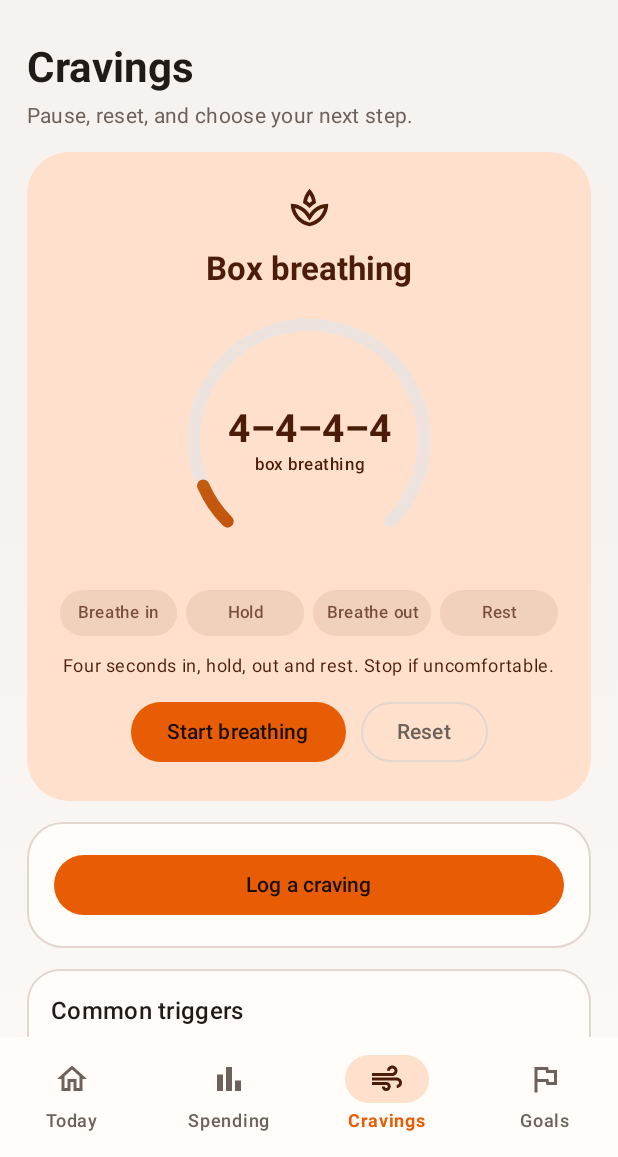
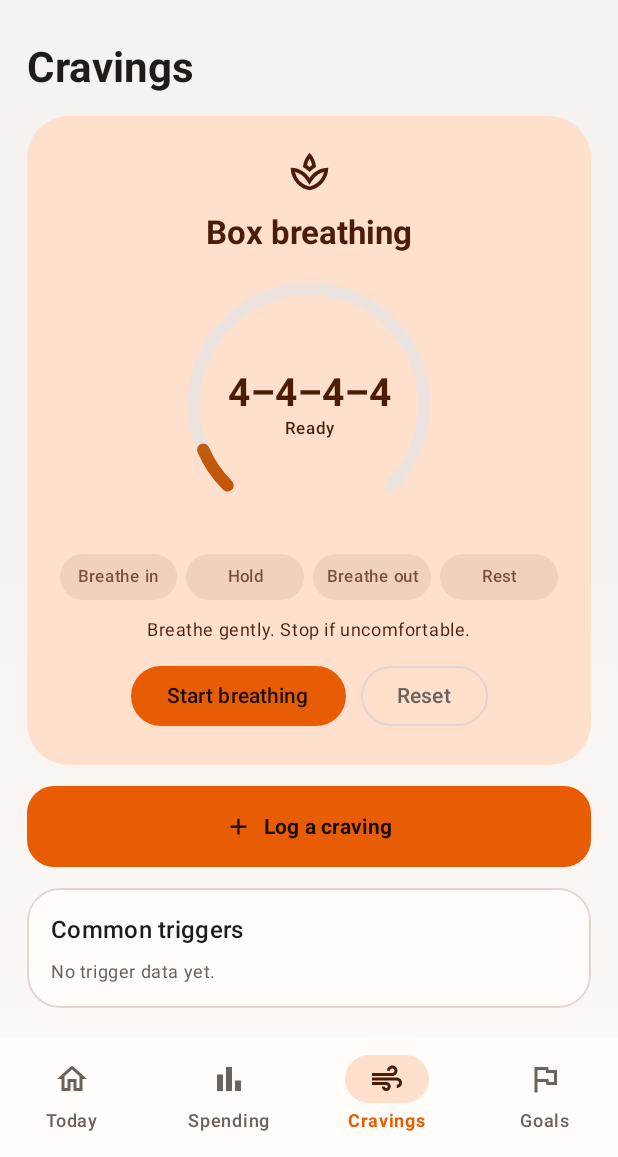
Before and after one commit to amirmalik798/breath-easy, an Android app built with Jetpack Compose: the screen it shows after launch (MainActivity), item 3 of the bottom bar chosen, on a phone screen of 412 x 824 dp, the part 79-1236 px from its top. Run offline under Robolectric (Android 15) with nearby library versions, the phone set to English and light mode, and no system bars.

Commit message:
Remove redundant copy and streamline screen layouts

```diff
--- a/app/src/main/java/com/amirmalik/breatheasy/ui/BreatheEasyApp.kt
+++ b/app/src/main/java/com/amirmalik/breatheasy/ui/BreatheEasyApp.kt
@@ -585,24 +585,7 @@ private fun TodayScreen(
             }
         }
         item {
-            Card(
-                shape = RoundedCornerShape(24.dp),
-                colors = CardDefaults.cardColors(containerColor = MaterialTheme.colorScheme.primaryContainer),
-            ) {
-                Row(Modifier.fillMaxWidth().padding(18.dp), verticalAlignment = Alignment.CenterVertically) {
-                    Icon(Icons.Outlined.Spa, contentDescription = null,
-                        tint = MaterialTheme.colorScheme.onPrimaryContainer, modifier = Modifier.size(30.dp))
-                    Spacer(Modifier.width(12.dp))
-                    Column(Modifier.weight(1f)) {
-                        Text("Need a reset?", color = MaterialTheme.colorScheme.onPrimaryContainer,
-                            fontWeight = FontWeight.SemiBold)
-                    }
-                    IconButton(onClick = onOpenCravings) {
-                        Icon(Icons.Outlined.Air, contentDescription = "Open breathing exercise",
-                            tint = MaterialTheme.colorScheme.onPrimaryContainer)
-                    }
-                }
-            }
+
         }
     }
 }
@@ -681,9 +664,6 @@ private fun SpendingScreen(
                     Column(verticalArrangement = Arrangement.spacedBy(4.dp)) {
                         Text("Spending", style = MaterialTheme.typography.headlineMedium,
                             fontWeight = FontWeight.Bold, color = MaterialTheme.colorScheme.onBackground)
-                        Text("Understand your habits and track every purchase.",
-                            style = MaterialTheme.typography.bodySmall,
-                            color = MaterialTheme.colorScheme.onSurfaceVariant)
                     }
                 }
                 FilledTonalButton(onClick = onRecordPurchase) {
@@ -754,9 +734,6 @@ private fun SpendingScreen(
             ) {
                 Column(Modifier.padding(18.dp), verticalArrangement = Arrangement.spacedBy(10.dp)) {
                     Text("Cigarettes logged", style = MaterialTheme.typography.titleMedium, fontWeight = FontWeight.SemiBold)
-                    Text("Your recorded daily totals, grouped by month.",
-                        style = MaterialTheme.typography.bodySmall,
-                        color = MaterialTheme.colorScheme.onSurfaceVariant)
                     MonthlyConsumptionChart(usagePoints)
                 }
             }
@@ -905,8 +882,6 @@ private fun SpendingScreen(
                         }
                         Column(Modifier.weight(1f), verticalArrangement = Arrangement.spacedBy(3.dp)) {
                             Text("Spending report", style = MaterialTheme.typography.titleMedium, fontWeight = FontWeight.Bold)
-                            Text("Export your monthly breakdown as a PDF", style = MaterialTheme.typography.bodySmall,
-                                color = MaterialTheme.colorScheme.onSurfaceVariant)
                         }
                     }
                     Text("REPORT PERIOD", style = MaterialTheme.typography.labelMedium, fontWeight = FontWeight.Bold,
@@ -980,9 +955,6 @@ private fun CravingsScreen(
             Column(verticalArrangement = Arrangement.spacedBy(4.dp)) {
                 Text("Cravings", style = MaterialTheme.typography.headlineMedium,
                     fontWeight = FontWeight.Bold, color = MaterialTheme.colorScheme.onBackground)
-                Text("Pause, reset, and choose your next step.",
-                    style = MaterialTheme.typography.bodyMedium,
-                    color = MaterialTheme.colorScheme.onSurfaceVariant)
             }
         }
         item {
@@ -1013,7 +985,7 @@ private fun CravingsScreen(
                                 color = MaterialTheme.colorScheme.onPrimaryContainer,
                                 style = MaterialTheme.typography.headlineMedium,
                                 fontWeight = FontWeight.Bold)
-                            Text(if (running) phase else "box breathing",
+                            Text(if (running) phase else "Ready",
                                 color = MaterialTheme.colorScheme.onPrimaryContainer,
                                 style = MaterialTheme.typography.labelMedium)
                         }
@@ -1041,8 +1013,8 @@ private fun CravingsScreen(
                         }
                     }
                     Text(
-                        if (running) "Breathe comfortably. Never force or hold your breath."
-                        else "Four seconds in, hold, out and rest. Stop if uncomfortable.",
+                        if (running) "Breathe gently. Never force or hold your breath."
+                        else "Breathe gently. Stop if uncomfortable.",
                         color = MaterialTheme.colorScheme.onPrimaryContainer,
                         style = MaterialTheme.typography.bodySmall,
                     )
@@ -1060,13 +1032,14 @@ private fun CravingsScreen(
             }
         }
         item {
-            Card(shape = RoundedCornerShape(24.dp), colors = CardDefaults.cardColors(containerColor = MaterialTheme.colorScheme.surface),
-                border = BorderStroke(1.dp, MaterialTheme.colorScheme.outlineVariant)) {
-                Column(Modifier.padding(18.dp), verticalArrangement = Arrangement.spacedBy(10.dp)) {
-                    Button(onClick = onRecordCraving, modifier = Modifier.fillMaxWidth()) {
-                        Text("Log a craving")
-                    }
-                }
+            Button(
+                onClick = onRecordCraving,
+                modifier = Modifier.fillMaxWidth().height(54.dp),
+                shape = RoundedCornerShape(18.dp),
+            ) {
+                Icon(Icons.Outlined.Add, contentDescription = null, modifier = Modifier.size(18.dp))
+                Spacer(Modifier.width(8.dp))
+                Text("Log a craving", fontWeight = FontWeight.Bold)
             }
         }
         item {
@@ -1115,7 +1088,7 @@ private fun CravingsScreen(
         item { SectionHeader("Recent moments") }
         if (snapshot.cravingEvents.isEmpty()) {
             item {
-                EmptyPanel("Nothing logged yet", "Your craving history will appear here — privately on this device.")
+                EmptyPanel("Nothing logged yet", "Log a craving to start spotting your patterns.")
             }
         } else {
             items(snapshot.cravingEvents.take(12), key = { it.id }) { event ->
@@ -1165,9 +1138,6 @@ private fun GoalsScreen(
             Column(verticalArrangement = Arrangement.spacedBy(4.dp)) {
                 Text("Goals", style = MaterialTheme.typography.headlineMedium,
                     fontWeight = FontWeight.Bold, color = MaterialTheme.colorScheme.onBackground)
-                Text("Shape your targets and keep your records organised.",
-                    style = MaterialTheme.typography.bodyMedium,
-                    color = MaterialTheme.colorScheme.onSurfaceVariant)
             }
         }
         item {
@@ -1241,10 +1211,16 @@ private fun GoalsScreen(
             ) { Text(if (busy) "Saving…" else "Save goals") }
         }
         item {
-            EmptyPanel(
-                title = "Stored on this device",
-                body = "Purchases, smoking and craving records stay on this device.",
-            )
+            Row(
+                Modifier.fillMaxWidth().padding(horizontal = 4.dp, vertical = 2.dp),
+                verticalAlignment = Alignment.CenterVertically,
+                horizontalArrangement = Arrangement.spacedBy(8.dp),
+            ) {
+                Icon(Icons.Outlined.Info, contentDescription = null,
+                    tint = MaterialTheme.colorScheme.onSurfaceVariant, modifier = Modifier.size(17.dp))
+                Text("Your records stay on this device.", style = MaterialTheme.typography.labelMedium,
+                    color = MaterialTheme.colorScheme.onSurfaceVariant)
+            }
         }
     }
 }
@@ -1389,8 +1365,7 @@ private fun RecordPurchaseDialog(
                             supportingText = {
                                 if (amount.isNotBlank() && amountMinor == null) Text("Enter a valid ${currency.isoCode} amount.",
                                     color = MaterialTheme.colorScheme.error)
-                                else if (amountMinor != null) Text("Total purchase amount",
-                                    color = MaterialTheme.colorScheme.onPrimaryContainer.copy(alpha = 0.72f))
+
                             })
                         Row(Modifier.fillMaxWidth(), verticalAlignment = Alignment.CenterVertically,
                             horizontalArrangement = Arrangement.SpaceBetween) {
@@ -1488,7 +1463,6 @@ private fun RecordPurchaseDialog(
                             value = brand,
                             onValueChange = { brand = it.take(60) },
                             label = { Text("Brand or product") },
-                            placeholder = { Text("Optional") },
                             singleLine = true,
                             modifier = Modifier.fillMaxWidth(),
                         )
@@ -1520,8 +1494,7 @@ private fun RecordPurchaseDialog(
                         OutlinedTextField(
                             value = note,
                             onValueChange = { note = it.take(500) },
-                            label = { Text("Note") },
-                            placeholder = { Text("Optional note") },
+                            label = { Text("Note (optional)") },
                             modifier = Modifier.fillMaxWidth(),
                             minLines = 2,
                         )
```
